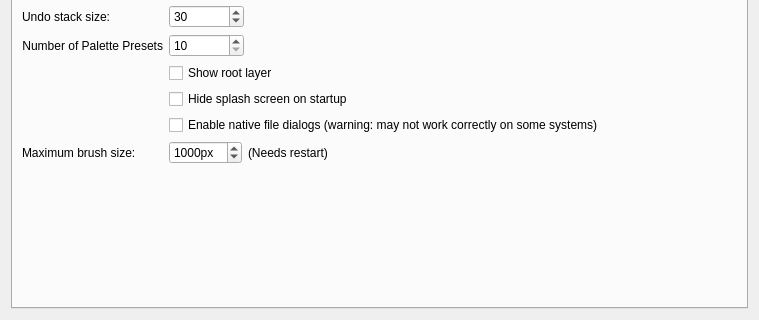
Old version of the form libs/ui/forms/wdggeneralsettings.ui in the repository KDE/krita; both pictures show x 0 to 759 and y 148 to 468 of the 759 by 468 pixel window.
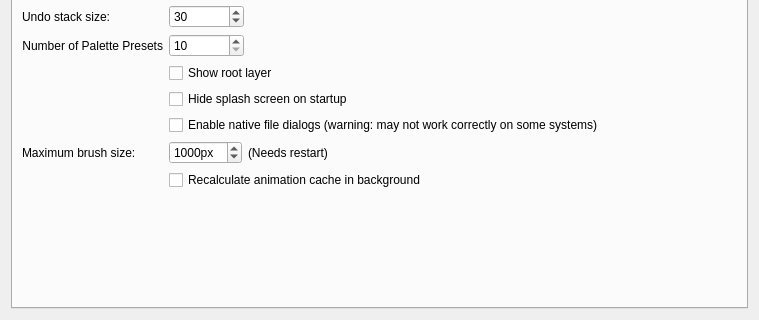
New version of the form. The open tabs and pages were chosen to show the change. Custom widgets are drawn as their Qt base class.

Commit message:
Make it possible to disable animation rendering in background
Now, when the cache is recalculated before every playback start,
we can let the user to disable background rendering of the animation.
That will save him cpu cycles and battery life.

See the option in

Preferences->General->Recalculate animation cache in background

CC:kimageshop@kde.org

```diff
--- a/libs/ui/forms/wdggeneralsettings.ui
+++ b/libs/ui/forms/wdggeneralsettings.ui
@@ -660,6 +660,13 @@
          </property>
         </spacer>
        </item>
+       <item row="16" column="1">
+        <widget class="QCheckBox" name="m_chkCacheAnimatioInBackground">
+         <property name="text">
+          <string>Recalculate animation cache in background</string>
+         </property>
+        </widget>
+       </item>
       </layout>
      </widget>
     </widget>
@@ -667,16 +674,16 @@
   </layout>
  </widget>
  <customwidgets>
-  <customwidget>
-   <class>KisColorButton</class>
-   <extends>QPushButton</extends>
-   <header>kis_color_button.h</header>
-  </customwidget>
   <customwidget>
    <class>KisIntParseSpinBox</class>
    <extends>QSpinBox</extends>
    <header>kis_int_parse_spin_box.h</header>
   </customwidget>
+  <customwidget>
+   <class>KisColorButton</class>
+   <extends>QPushButton</extends>
+   <header>kis_color_button.h</header>
+  </customwidget>
  </customwidgets>
  <resources/>
  <connections/>
```
The commit also changes 6 other files.
